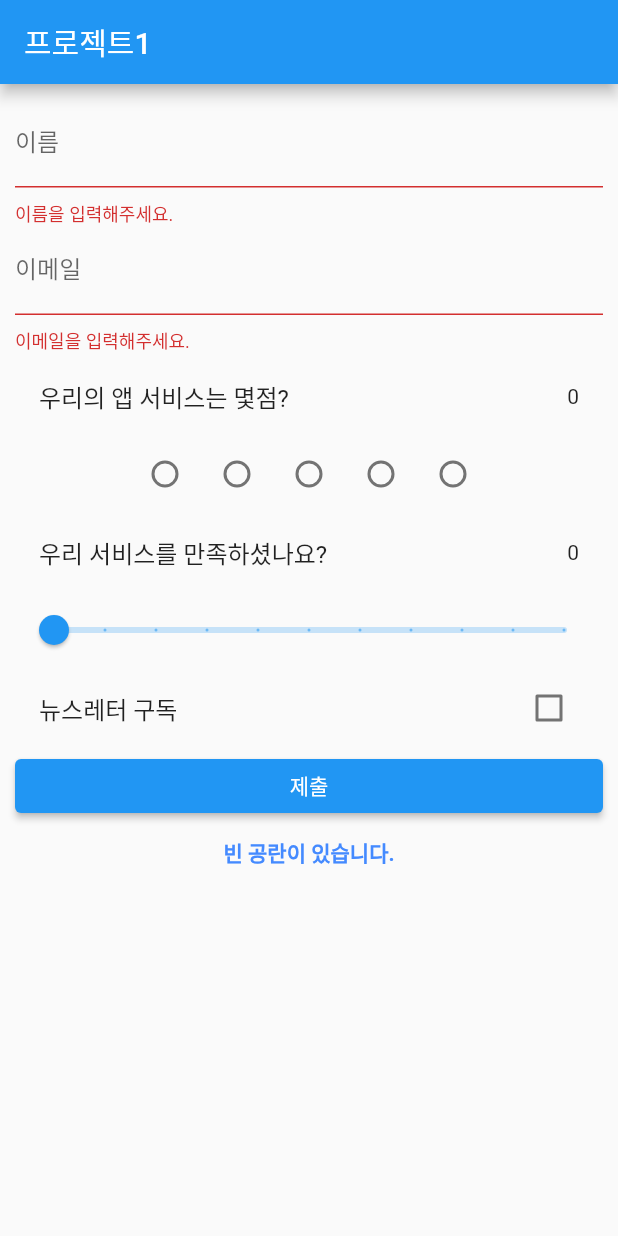
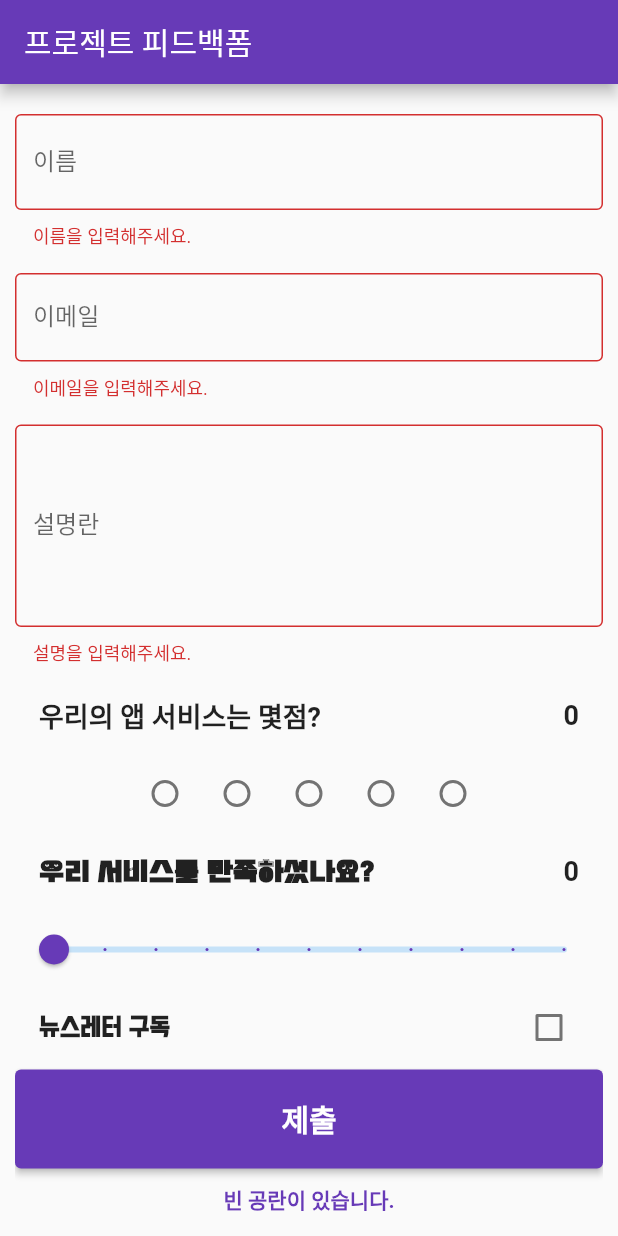
Before and after one commit to stufit/first_inflearn_flutter, a Flutter app: the screen it shows after launch, after a tap on "제출", on a phone screen of 412 x 824 dp. Run offline on Flutter 3.47's test engine with Material 2 defaults, Android fonts, the phone set to English and light mode, and no system bars.

Commit message:
피드백 서베이 화면 그럴듯하게 구성하기

```diff
--- a/lib/main.dart
+++ b/lib/main.dart
@@ -17,6 +17,9 @@ class _MyAppState extends State<FeedbackForm> {
   String _successMessage = '';
   double _sliderValue = 0;
   bool _agreeToTerms = false;
+  String _name = '';
+  String _email = '';
+  String _description = '';
 
   @override
   Widget build(BuildContext context) {
@@ -24,7 +27,8 @@ class _MyAppState extends State<FeedbackForm> {
       debugShowCheckedModeBanner: false,
       home: Scaffold(
         appBar: AppBar(
-          title: Text("프로젝트1"),
+          title: Text("프로젝트 피드백폼"),
+          backgroundColor: Colors.deepPurple,
         ),
         body: Padding(
           padding: EdgeInsets.all(10),
@@ -32,29 +36,72 @@ class _MyAppState extends State<FeedbackForm> {
             key: _formKey,
             child: ListView(
               children: [
+                SizedBox(height: 10),
                 TextFormField(
-                  decoration: InputDecoration(labelText: "이름"),
+                  decoration: InputDecoration(
+                    labelText: "이름",
+                    hintText: "이관영",
+                    border: OutlineInputBorder(),
+                  ),
                   validator: (value) {
                     if (value == null || value.isEmpty) {
                       return "이름을 입력해주세요.";
-                    } else {
+                    }
                     return null;
-                    }
+                  },
+                  onSaved: (value) {
+                    _name = value!;
                   },
                 ),
+                SizedBox(
+                  height: 16,
+                ),
                 TextFormField(
-                  decoration: InputDecoration(labelText: "이메일"),
+                  decoration: InputDecoration(
+                    labelText: "이메일",
+                    hintText: "rhksdud23000@naver.com",
+                    border: OutlineInputBorder(),
+                  ),
                   validator: (value) {
                     if (value == null || value.isEmpty) {
                       return "이메일을 입력해주세요.";
-                    } else {
+                    }
                     return null;
-                    }
+                  },
+                  onSaved: (value) {
+                    _email = value!;
                   },
                 ),
+                SizedBox(
+                  height: 16,
+                ),
+                TextFormField(
+                  maxLines: 5,
+                  decoration: InputDecoration(
+                    labelText: "설명란",
+                    hintText: "여기에는 설명을 쓰세요.",
+                    border: OutlineInputBorder(),
+                  ),
+                  validator: (value) {
+                    if (value == null || value.isEmpty) {
+                      return "설명을 입력해주세요.";
+                    }
+                    return null;
+                  },
+                  onSaved: (value) {
+                    _description = value!;
+                  },
+                ),
+                SizedBox(height: 5),
                 ListTile(
-                  title: Text("우리의 앱 서비스는 몇점?"),
-                  trailing: Text('$_rating'),
+                  title: Text(
+                    "우리의 앱 서비스는 몇점?",
+                    style: TextStyle(fontWeight: FontWeight.bold, fontSize: 18),
+                  ),
+                  trailing: Text(
+                    '$_rating',
+                    style: TextStyle(fontWeight: FontWeight.bold, fontSize: 18),
+                  ),
                 ),
                 Row(
                   mainAxisAlignment: MainAxisAlignment.center,
@@ -67,12 +114,22 @@ class _MyAppState extends State<FeedbackForm> {
                           _rating = value;
                         });
                       },
+                      activeColor: Colors.deepPurple,
                     );
                   }),
                 ),
                 ListTile(
-                  title: Text("우리 서비스를 만족하셨나요?"),
-                  trailing: Text('${_sliderValue.toStringAsFixed(0)}'),
+                  title: Text(
+                    "우리 서비스를 만족하셨나요?",
+                    style: TextStyle(
+                        fontWeight: FontWeight.bold,
+                        fontSize: 18,
+                        fontFamily: "cafe"),
+                  ),
+                  trailing: Text(
+                    '${_sliderValue.toStringAsFixed(0)}',
+                    style: TextStyle(fontWeight: FontWeight.bold, fontSize: 18),
+                  ),
                 ),
                 Slider(
                   value: _sliderValue,
@@ -84,20 +141,34 @@ class _MyAppState extends State<FeedbackForm> {
                     setState(() {
                       _sliderValue = value;
                     });
-                    }),
+                  },
+                  activeColor: Colors.deepPurple,
+                ),
                 CheckboxListTile(
-                  title: Text("뉴스레터 구독"),
+                  title: Text(
+                    "뉴스레터 구독",
+                    style: TextStyle(
+                        fontWeight: FontWeight.bold,
+                        fontSize: 18,
+                        fontFamily: "NotoSans"),
+                  ),
                   value: _agreeToTerms,
-                  onChanged: (value){
+                  activeColor: Colors.deepPurple,
+                  onChanged: (value) {
                     setState(() {
                       _agreeToTerms = value!;
                     });
                   },
                 ),
                 ElevatedButton(
+                    style: ElevatedButton.styleFrom(
+                        backgroundColor: Colors.deepPurple,
+                        padding:
+                            EdgeInsets.symmetric(vertical: 18, horizontal: 24)),
                     onPressed: () {
                       if (_formKey.currentState!.validate()) {
                         setState(() {
+                          _formKey.currentState!.save();
                           _successMessage = "성공하였습니다.";
                         });
                       } else {
@@ -106,14 +177,18 @@ class _MyAppState extends State<FeedbackForm> {
                         });
                       }
                     },
-                    child: Text("제출")),
+                    child: Text(
+                      "제출",
+                      style:
+                          TextStyle(fontSize: 20, fontWeight: FontWeight.bold),
+                    )),
                 Padding(
                   padding: EdgeInsets.all(10),
                   child: Center(
                     child: Text(
                       _successMessage,
                       style: TextStyle(
-                          color: Colors.blueAccent,
+                          color: Colors.deepPurple,
                           fontWeight: FontWeight.bold,
                           fontSize: 14),
                     ),
```
Lines whose indentation alone changed are shown as unchanged.
